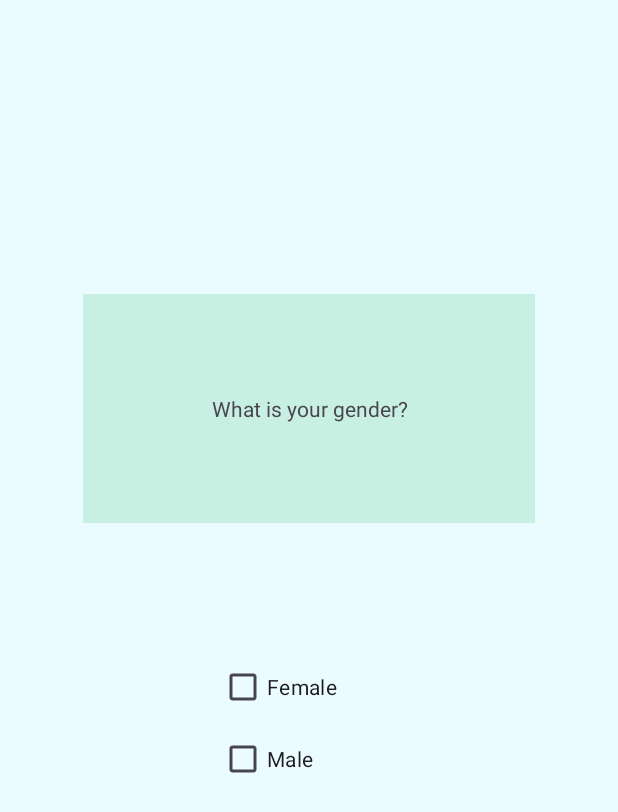
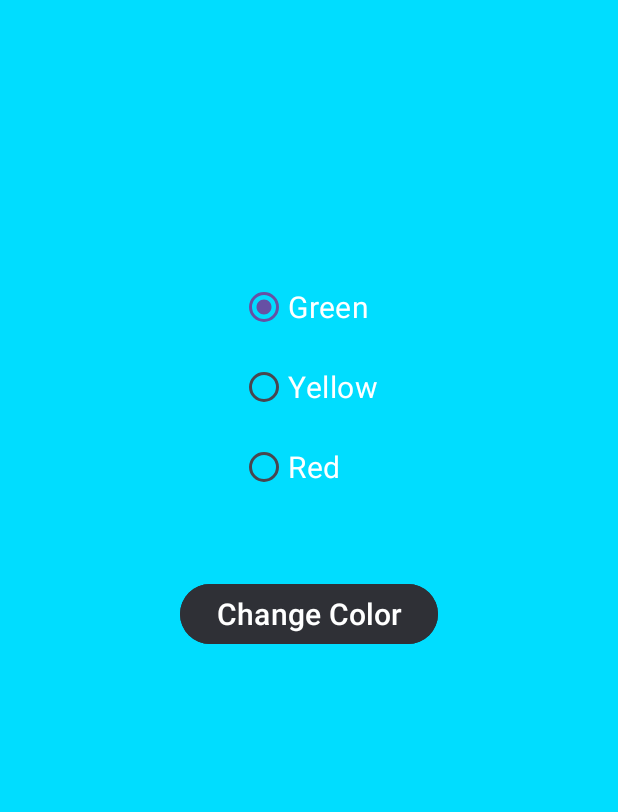
Before and after one commit to babachanakh-kateryna/Android-App-Development-with-Kotlin-Beginner-to-Advanced-Lab04, an Android app: the screen it shows after launch (MainActivity), on a phone screen of 412 x 824 dp. Shown: the top 812 px of the screen. Run offline under Robolectric (Android 15) with nearby library versions, the phone set to English and light mode, and no system bars.

Commit message:
62. Radio Buttons in Android App Development

```diff
--- a/Layouts/app/src/main/java/com/example/layouts/MainActivity.kt
+++ b/Layouts/app/src/main/java/com/example/layouts/MainActivity.kt
@@ -6,6 +6,8 @@ import android.widget.Button
 import android.widget.CheckBox
 import android.widget.EditText
 import android.widget.ImageView
+import android.widget.LinearLayout
+import android.widget.RadioButton
 import android.widget.TextView
 import androidx.activity.enableEdgeToEdge
 import androidx.appcompat.app.AppCompatActivity
@@ -23,10 +25,16 @@ class MainActivity : AppCompatActivity() {
 //    lateinit var ok:Button
 //    lateinit var result:TextView
 //    lateinit var image: ImageView
+//
+//    lateinit var male:CheckBox
+//    lateinit var female:CheckBox
+//    lateinit var result: TextView
 
-    lateinit var male:CheckBox
-    lateinit var female:CheckBox
-    lateinit var result: TextView
+    lateinit var linearLayout: LinearLayout
+    lateinit var green : RadioButton
+    lateinit var red : RadioButton
+    lateinit var yellow : RadioButton
+    lateinit var change: Button
 
     override fun onCreate(savedInstanceState: Bundle?) {
         super.onCreate(savedInstanceState)
@@ -37,27 +45,44 @@ class MainActivity : AppCompatActivity() {
             v.setPadding(systemBars.left, systemBars.top, systemBars.right, systemBars.bottom)
             insets
         }
-        male = findViewById(R.id.checkBox2)
-        female = findViewById(R.id.checkBox1)
-        result = findViewById(R.id.text1)
 
-        male.setOnClickListener() {
-            if (male.isChecked) {
-                result.text = "Your gender is male"
-                female.isChecked = false
-            }else {
-                result.text = "What is your gender?"
+        linearLayout = findViewById(R.id.main)
+        green = findViewById(R.id.green)
+        red = findViewById(R.id.red)
+        yellow = findViewById(R.id.yellow)
+        change = findViewById(R.id.btn)
+
+        change.setOnClickListener() {
+            if (green.isChecked) {
+                linearLayout.setBackgroundColor(Color.GREEN)
+            } else if (red.isChecked) {
+                linearLayout.setBackgroundColor(Color.RED)
+            } else if (yellow.isChecked) {
+                linearLayout.setBackgroundColor(Color.YELLOW)
             }
         }
 
-        female.setOnClickListener() {
-            if (female.isChecked) {
-                result.text = "Your gender is female"
-                male.isChecked = false
-            } else {
-                result.text = "What is your gender?"
-            }
-        }
+//        male = findViewById(R.id.checkBox2)
+//        female = findViewById(R.id.checkBox1)
+//        result = findViewById(R.id.text1)
+//
+//        male.setOnClickListener() {
+//            if (male.isChecked) {
+//                result.text = "Your gender is male"
+//                female.isChecked = false
+//            }else {
+//                result.text = "What is your gender?"
+//            }
+//        }
+//
+//        female.setOnClickListener() {
+//            if (female.isChecked) {
+//                result.text = "Your gender is female"
+//                male.isChecked = false
+//            } else {
+//                result.text = "What is your gender?"
+//            }
+//        }
 //        name = findViewById(R.id.editTextName)
 //        ok = findViewById(R.id.ok)
 //        result = findViewById(R.id.result)
--- a/Layouts/app/src/main/res/layout/activity_main.xml
+++ b/Layouts/app/src/main/res/layout/activity_main.xml
@@ -1,53 +1,57 @@
 <?xml version="1.0" encoding="utf-8"?>
-<androidx.constraintlayout.widget.ConstraintLayout xmlns:android="http://schemas.android.com/apk/res/android"
+<LinearLayout xmlns:android="http://schemas.android.com/apk/res/android"
     xmlns:app="http://schemas.android.com/apk/res-auto"
     xmlns:tools="http://schemas.android.com/tools"
     android:id="@+id/main"
     android:layout_width="match_parent"
     android:layout_height="match_parent"
     android:layout_centerHorizontal="false"
-    android:background="#EAFCFF"
+    android:background="@android:color/holo_blue_bright"
+    android:orientation="vertical"
     android:gravity="center_horizontal"
-    android:orientation="vertical"
     tools:context=".MainActivity">
 
+    <RadioGroup
+        android:layout_width="wrap_content"
+        android:layout_height="wrap_content"
+        android:layout_marginTop="175dp">
 
-    <TextView
-        android:id="@+id/text1"
-        android:layout_width="0dp"
-        android:layout_height="0dp"
-        android:layout_marginStart="55dp"
-        android:layout_marginTop="196dp"
-        android:layout_marginEnd="55dp"
-        android:layout_marginBottom="85dp"
-        android:background="#C8F0E2"
-        android:gravity="center"
-        android:text="What is your gender?"
-        app:layout_constraintBottom_toTopOf="@+id/checkBox1"
-        app:layout_constraintEnd_toEndOf="parent"
-        app:layout_constraintStart_toStartOf="parent"
-        app:layout_constraintTop_toTopOf="parent" />
+        <RadioButton
+            android:layout_width="wrap_content"
+            android:layout_height="wrap_content"
+            android:text="Green"
+            android:textSize="20dp"
+            android:textColor="@color/white"
+            android:layout_marginTop="5dp"
+            android:checked="true"
+            android:id="@+id/green"
+            />
+        <RadioButton
+            android:layout_width="wrap_content"
+            android:layout_height="wrap_content"
+            android:text="Yellow"
+            android:textSize="20dp"
+            android:textColor="@color/white"
+            android:layout_marginTop="5dp"
+            android:id="@+id/yellow"/>
+        <RadioButton
+            android:layout_width="wrap_content"
+            android:layout_height="wrap_content"
+            android:text="Red"
+            android:textSize="20dp"
+            android:textColor="@color/white"
+            android:layout_marginTop="5dp"
+            android:id="@+id/red"/>
+    </RadioGroup>
+    <Button
+        android:layout_width="wrap_content"
+        android:layout_height="wrap_content"
+        android:text="Change Color"
+        android:textAllCaps="false"
+        android:textSize="20dp"
+        android:textColor="@color/white"
+        android:backgroundTint="@color/material_dynamic_neutral20"
+        android:layout_marginTop="50dp"
+        android:id="@+id/btn"/>
 
-    <CheckBox
-        android:id="@+id/checkBox1"
-        android:layout_width="0dp"
-        android:layout_height="wrap_content"
-        android:text="Female"
-        app:layout_constraintBottom_toTopOf="@+id/checkBox2"
-        app:layout_constraintEnd_toEndOf="@+id/checkBox2"
-        app:layout_constraintHorizontal_bias="0.0"
-        app:layout_constraintStart_toStartOf="@+id/checkBox2"
-        app:layout_constraintTop_toBottomOf="@+id/text1" />
-
-    <CheckBox
-        android:id="@+id/checkBox2"
-        android:layout_width="120dp"
-        android:layout_height="wrap_content"
-        android:layout_marginBottom="294dp"
-        android:text="Male"
-        app:layout_constraintBottom_toBottomOf="parent"
-        app:layout_constraintEnd_toEndOf="parent"
-        app:layout_constraintHorizontal_bias="0.501"
-        app:layout_constraintStart_toStartOf="parent"
-        app:layout_constraintTop_toBottomOf="@+id/checkBox1" />
-</androidx.constraintlayout.widget.ConstraintLayout>
+</LinearLayout>
```
Also changed, not shown: 1 other file.
